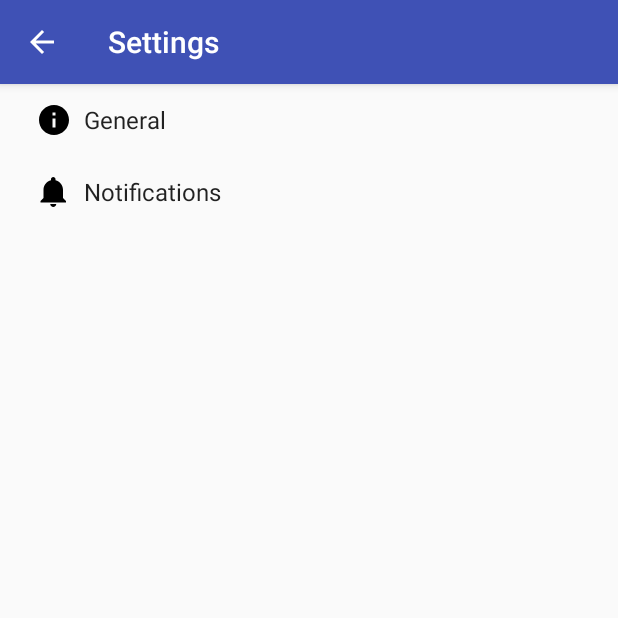
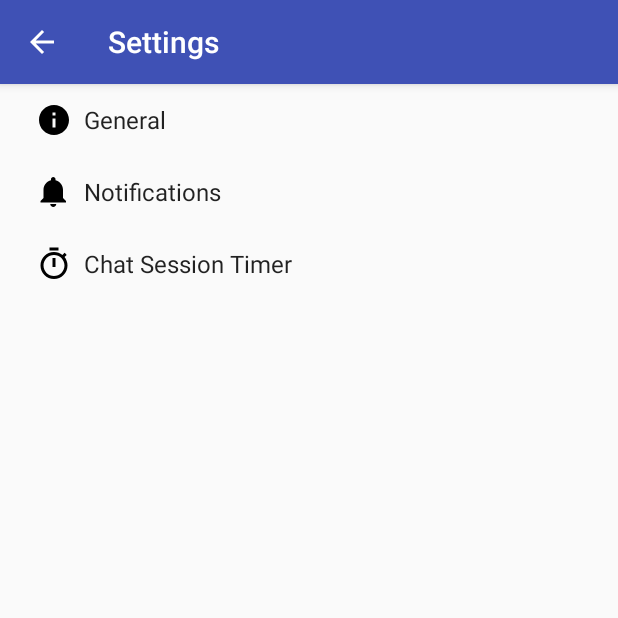
Before and after one commit to canadianExperience/chat-geo-m3-a3, an Android app: the SettingsActivity screen opened directly, with no data from a screen before it, on a phone screen of 412 x 824 dp, the top half of it. Run offline under Robolectric (Android 15) with nearby library versions, the phone set to English and light mode, and no system bars.

Commit message:
Chat Session Timer added to Settings

```diff
--- a/app/src/main/java/com/zv/geochat/Constants.java
+++ b/app/src/main/java/com/zv/geochat/Constants.java
@@ -8,6 +8,8 @@ public interface Constants {
     String PREF_KEY_NOTIFICATIONS_NEW_MESSAGE ="key_notifications_new_message";
     String PREF_KEY_NOTIFICATIONS_NEW_MESSAGE_RINGTONE ="key_notifications_new_message_ringtone";
     String PREF_KEY_NOTIFICATIONS_NEW_MESSAGE_VIBRATE ="key_notifications_new_message_vibrate";
+    String PREF_KEY_TIMER ="key_chat_session_timer";
+
 
     // broadcasts
     String BASE = "com.zv.geochat.";
--- /dev/null
+++ b/app/src/main/res/drawable/ic_timer_black_24dp.xml
@@ -0,0 +1,9 @@
+<vector xmlns:android="http://schemas.android.com/apk/res/android"
+        android:width="24dp"
+        android:height="24dp"
+        android:viewportWidth="24.0"
+        android:viewportHeight="24.0">
+    <path
+        android:fillColor="#FF000000"
+        android:pathData="M15,1L9,1v2h6L15,1zM11,14h2L13,8h-2v6zM19.03,7.39l1.42,-1.42c-0.43,-0.51 -0.9,-0.99 -1.41,-1.41l-1.42,1.42C16.07,4.74 14.12,4 12,4c-4.97,0 -9,4.03 -9,9s4.02,9 9,9 9,-4.03 9,-9c0,-2.12 -0.74,-4.07 -1.97,-5.61zM12,20c-3.87,0 -7,-3.13 -7,-7s3.13,-7 7,-7 7,3.13 7,7 -3.13,7 -7,7z"/>
+</vector>
--- /dev/null
+++ b/app/src/main/res/values/array.xml
@@ -0,0 +1,14 @@
+<?xml version="1.0" encoding="utf-8"?>
+<resources>
+    <string-array name="timerArray">
+        <item>1 min</item>
+        <item>5 min</item>
+        <item>15 min</item>
+    </string-array>
+
+    <string-array name="timerValues">
+        <item>1</item>
+        <item>5</item>
+        <item>15</item>
+    </string-array>
+</resources>
--- a/app/src/main/res/values/strings.xml
+++ b/app/src/main/res/values/strings.xml
@@ -28,5 +28,6 @@
     <string name="pref_title_vibrate">Vibrate</string>
     <string name="action_map">Map</string>
     <string name="action_leave">Leave Chat</string>
+    <string name="pref_header_chat_session_timer">Chat Session Timer</string>
 
 </resources>
--- a/app/src/main/res/xml/pref_headers.xml
+++ b/app/src/main/res/xml/pref_headers.xml
@@ -12,4 +12,10 @@
         android:icon="@drawable/ic_notifications_black_24dp"
         android:title="@string/pref_header_notifications" />
 
+    <header
+        android:fragment="com.zv.geochat.SettingsActivity$TimerPreferenceFragment"
+        android:icon="@drawable/ic_timer_black_24dp"
+        android:title="@string/pref_header_chat_session_timer" />
+
+
 </preference-headers>
--- /dev/null
+++ b/app/src/main/res/xml/pref_timer.xml
@@ -0,0 +1,39 @@
+<PreferenceScreen xmlns:android="http://schemas.android.com/apk/res/android">
+
+    <!-- A 'parent' preference, which enables/disables child preferences (below)
+         when checked/unchecked. -->
+    <!--<SwitchPreference-->
+        <!--android:defaultValue="true"-->
+        <!--android:key="key_notifications_new_message"-->
+        <!--android:title="@string/pref_title_new_message_notifications" />-->
+
+    <!-- Allows the user to choose a ringtone in the 'notification' category. -->
+    <!-- NOTE: This preference will be enabled only when the checkbox above is checked. -->
+    <!-- NOTE: RingtonePreference's summary should be set to its value by the activity code. -->
+
+    <ListPreference
+        android:title="Set timer"
+        android:summary="Select time interval for chat session"
+        android:key="key_chat_session_timer"
+        android:defaultValue="1"
+        android:entries="@array/timerArray"
+        android:entryValues="@array/timerValues" />
+
+
+
+
+    <!--<RingtonePreference-->
+        <!--android:defaultValue="content://settings/system/notification_sound"-->
+        <!--android:dependency="key_notifications_new_message"-->
+        <!--android:key="key_notifications_new_message_ringtone"-->
+        <!--android:ringtoneType="notification"-->
+        <!--android:title="@string/pref_title_ringtone" />-->
+
+    <!-- NOTE: This preference will be enabled only when the checkbox above is checked. -->
+    <!--<SwitchPreference-->
+        <!--android:defaultValue="true"-->
+        <!--android:dependency="key_notifications_new_message"-->
+        <!--android:key="key_notifications_new_message_vibrate"-->
+        <!--android:title="@string/pref_title_vibrate" />-->
+
+</PreferenceScreen>
```
Also changed, not shown: app/src/main/java/com/zv/geochat/SettingsActivity.java (+31 -0 lines).
